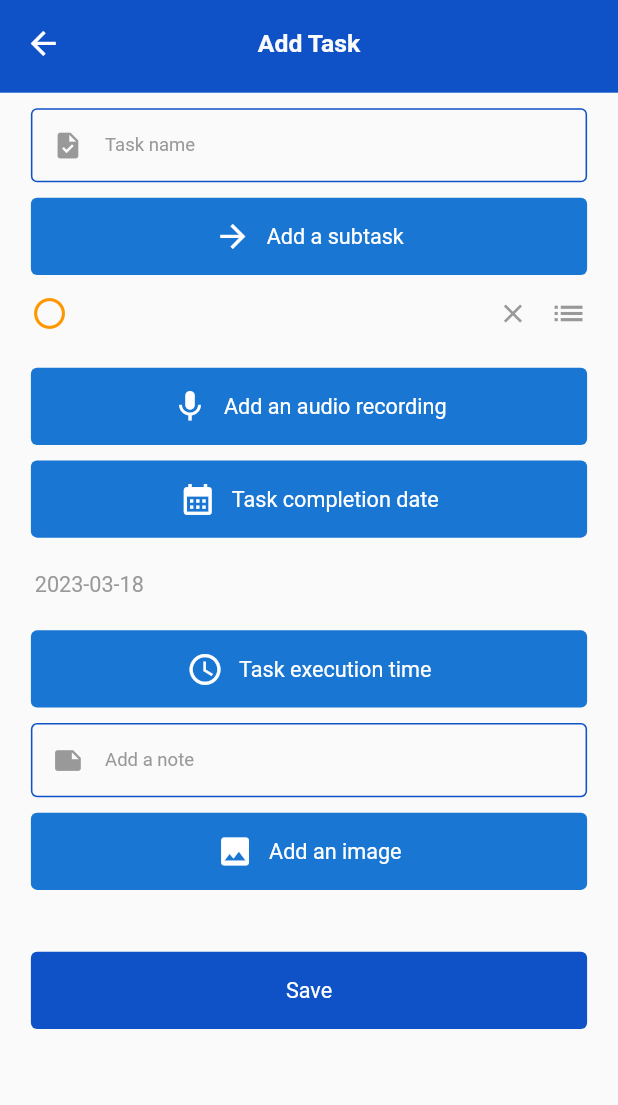
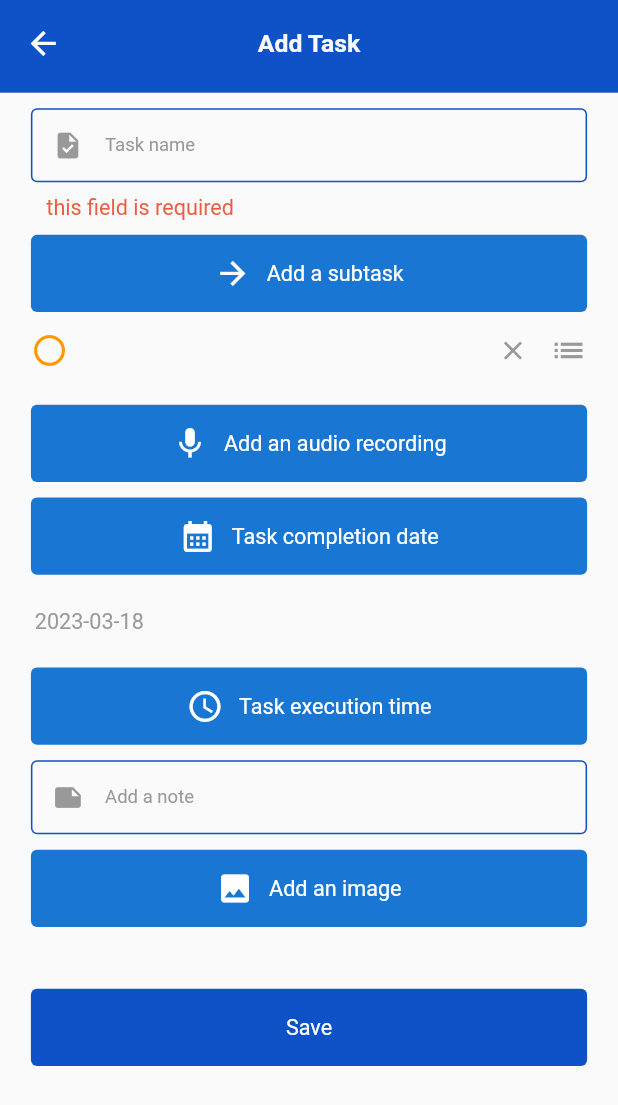
Before and after one commit to zahraerfani/todo, a Flutter app: the AddTask screen opened by its route, after a tap on "Add a subtask", after a tap on "Save", on a phone screen of 412 x 824 dp. Shown: the top 1105 px of the screen. Run offline on Flutter 3.47's test engine with Material 2 defaults, Android fonts, the phone set to English and light mode, and no system bars; drawn by our look-alikes of loader_overlay; our stand-ins replace audioplayers, form_field_validator, hive, hive_flutter, image_picker, permission_handler and 2 more; missing offline and left inert: record; accounts and stored records are empty; Roboto replaces fonts that are missing (bold, medium); statements that could not run were skipped.

Commit message:
reorder subtask

```diff
--- a/lib/screen/add_task/add_task.dart
+++ b/lib/screen/add_task/add_task.dart
@@ -38,9 +38,7 @@ class _AddTaskState extends State<AddTask> {
   String? audioPath;
   List<String> choosePhoto = [];
   String? time;
-  List<SubTaskModel> items = [
-    SubTaskModel(subtaskName: null, check: false, priority: 0)
-  ];
+  List<SubTaskModel> items = [];
 
   int count = 0;
 
@@ -97,10 +95,14 @@ class _AddTaskState extends State<AddTask> {
                     onTab: () => addSubtask(),
                     title: "Add a subtask"),
                 count > 0
-                    ? Column(
+                    ? ReorderableListView(
+                        shrinkWrap: true,
+                        physics: const ClampingScrollPhysics(),
+                        onReorder: reorderData,
                         children: [
-                          for (int index = 0; index < count; index++)
+                          for (int index = 0; index < items.length; index++)
                             AddSubTasks(
+                              key: ObjectKey(items[index]),
                               count: count,
                               remove: () {
                                 setState(() {
@@ -184,7 +186,6 @@ class _AddTaskState extends State<AddTask> {
                     });
                   },
                   labelText: "Add a note",
-                  validation: "required",
                   preIcon: Icons.note,
                 ),
                 intermediate(10),
@@ -234,16 +235,13 @@ class _AddTaskState extends State<AddTask> {
   }
 
   save() {
-    // if (formKey.currentState!.validate() &&
-    //     audioPath != null &&
-    //     choosePhoto.isNotEmpty) {
+    if (formKey.currentState!.validate()) {
       List<SubTaskModel> copyItems = [];
       for (int i = 0; i < items.length; i++) {
         if (items[i].subtaskName != null) {
           copyItems.add(items[i]);
         }
       }
-    print("1111111111111111111");
       List<SubTask> subtaskList = <SubTask>[];
       if (copyItems.isNotEmpty) {
         for (int i = 0; i < copyItems.length; i++) {
@@ -253,24 +251,14 @@ class _AddTaskState extends State<AddTask> {
               priority: copyItems[i].priority));
         }
       }
-    // print(subtaskList[0].subtaskName);
       TaskHiveRequest.addTask(Task(
-        taskName: "zzzzzzzzzzzz",
-        record: "audioPath",
-        note: "note",
-        image: ["choosePhoto"],
+          taskName: name!,
+          record: audioPath,
+          note: note,
+          image: choosePhoto,
           subTask: subtaskList));
-
-    // TaskHiveRequest.addTask(Task(
-    //     taskName: name!,
-    //     record: audioPath,
-    //     note: note!,
-    //     image: choosePhoto,
-    //     subTask: x));
-    // Navigator.of(context).pop();
-    // } else {
-    //   print("null");
-    // }
+      Navigator.of(context).pop();
+    }
   }
 
   audioModal() {
@@ -314,9 +302,39 @@ class _AddTaskState extends State<AddTask> {
   }
 
   addSubtask() {
+    if (count < 1) {
       setState(() {
         count += 1;
-      items.add(SubTaskModel(subtaskName: null, check: false, priority: count));
+        items.add(
+            SubTaskModel(subtaskName: null, check: false, priority: count - 1));
+      });
+    } else {
+      bool permit = true;
+      for (int i = 0; i < items.length; i++) {
+        if (items[i].subtaskName == null) {
+          permit = false;
+        }
+      }
+      if (permit) {
+        setState(() {
+          count += 1;
+          items.add(SubTaskModel(
+              subtaskName: null, check: false, priority: count - 1));
         });
       }
     }
+  }
+
+  void reorderData(int oldIndex, int newIndex) {
+    setState(() {
+      if (newIndex > oldIndex) {
+        newIndex -= 1;
+      }
+      final item = items.removeAt(oldIndex);
+      items.insert(newIndex, item);
+      for (int index = 0; index < items.length; index++) {
+        items[index].priority = index;
+      }
+    });
+  }
+}
--- a/lib/screen/add_task/component/add_subtasks.dart
+++ b/lib/screen/add_task/component/add_subtasks.dart
@@ -10,14 +10,14 @@ class AddSubTasks extends StatefulWidget {
   final Function() remove;
   final Function() changeCheck;
   final Function(String text) changeText;
-  const AddSubTasks(
-      {Key? key,
-      required this.count,
-      required this.remove,
-      required this.changeCheck,
-      required this.item,
-      required this.changeText})
-      : super(key: key);
+  const AddSubTasks({
+    Key? key,
+    required this.count,
+    required this.remove,
+    required this.changeCheck,
+    required this.item,
+    required this.changeText,
+  }) : super(key: key);
 
   @override
   State<AddSubTasks> createState() => _AddSubTasksState();
```
Lines whose indentation alone changed are shown as unchanged.
